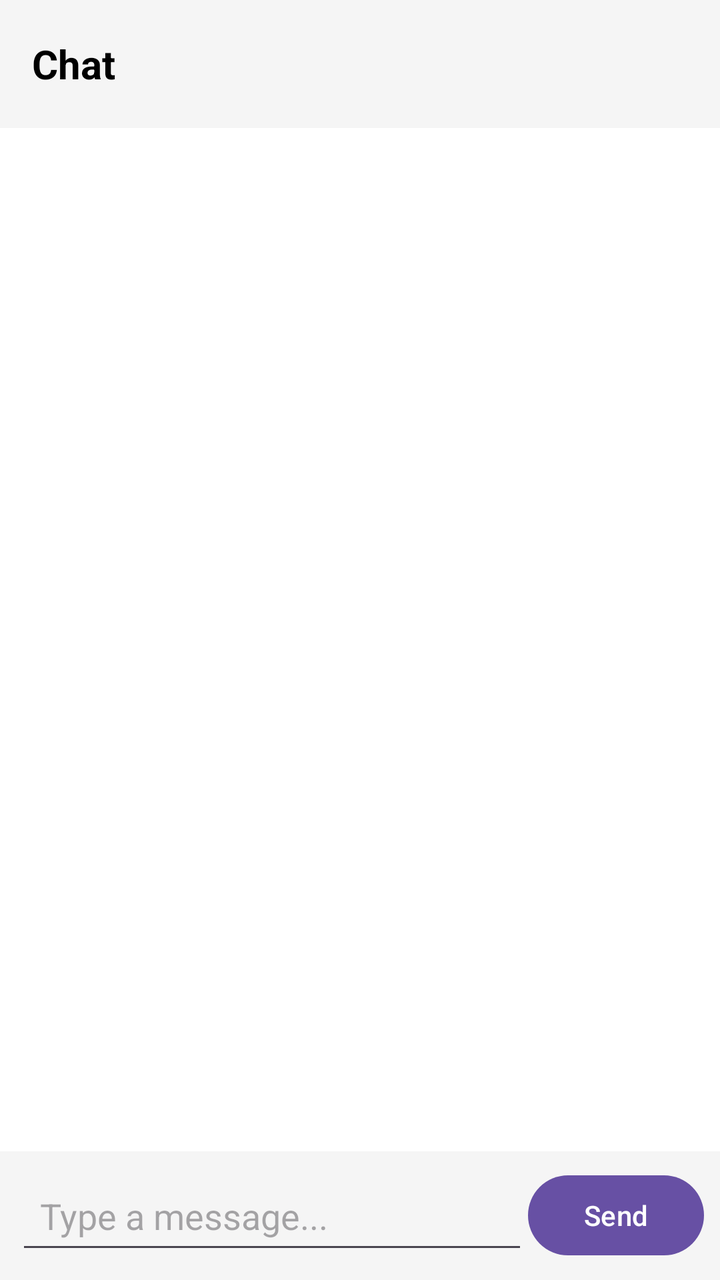
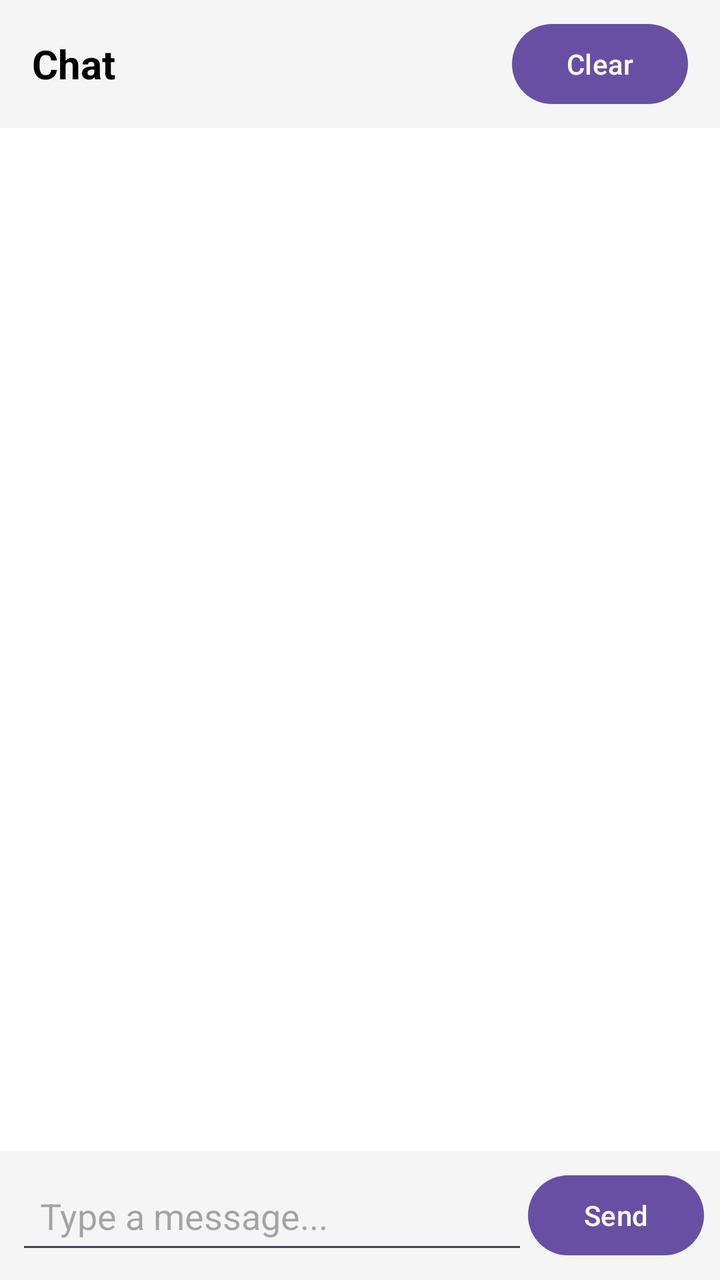

Two renders of the same Android screen: before a commit and after it. Below are the layout's source before the change and the commit's diff.
<!-- AndroidManifest.xml: application theme Theme.PrivacyMessenger -->
<!-- res/layout/activity_chat.xml -->
<?xml version="1.0" encoding="utf-8"?>
<LinearLayout xmlns:android="http://schemas.android.com/apk/res/android"

    android:id="@+id/main"
    android:layout_width="match_parent"
    android:layout_height="match_parent"
    android:orientation="vertical"
    android:background="#FFFFFF">

    
    <LinearLayout
        android:layout_width="match_parent"
        android:layout_height="64dp"
        android:orientation="horizontal"
        android:gravity="center_vertical"
        android:paddingStart="16dp"
        android:paddingEnd="16dp"
        android:background="#F5F5F5">

        <TextView
            android:id="@+id/tvChatTitle"
            android:layout_width="0dp"
            android:layout_height="wrap_content"
            android:layout_weight="1"
            android:text="Chat"
            android:textSize="20sp"
            android:textStyle="bold"
            android:textColor="#000000" />

    </LinearLayout>

    
    <androidx.recyclerview.widget.RecyclerView
        android:id="@+id/rvMessages"
        android:layout_width="match_parent"
        android:layout_height="0dp"
        android:layout_weight="1"
        android:padding="8dp"
        android:clipToPadding="false" />

    
    <LinearLayout
        android:layout_width="match_parent"
        android:layout_height="wrap_content"
        android:orientation="horizontal"
        android:gravity="center_vertical"
        android:padding="8dp"
        android:background="#F5F5F5">

        <EditText
            android:id="@+id/etMessage"
            android:layout_width="0dp"
            android:layout_height="wrap_content"
            android:layout_weight="1"
            android:hint="Type a message..."
            android:inputType="textCapSentences|textMultiLine"
            android:maxLines="4"
            android:padding="12dp" />

        <Button
            android:id="@+id/btnSend"
            android:layout_width="wrap_content"
            android:layout_height="wrap_content"
            android:text="Send"
            android:textAllCaps="false" />

    </LinearLayout>

</LinearLayout>
<!-- resources referenced by this layout -->
<resources>
  <style name="Theme.PrivacyMessenger" parent="Base.Theme.PrivacyMessenger" />
  <style name="Base.Theme.PrivacyMessenger" parent="Theme.Material3.DayNight.NoActionBar">
          
          
      </style>
</resources>

<!-- the commit's change to res/layout/activity_chat.xml (unified diff, before → after) -->
@@ -26,6 +26,12 @@
             android:textSize="20sp"
             android:textStyle="bold"
             android:textColor="#000000" />
+        <Button
+            android:id="@+id/btnClearChat"
+            android:layout_width="wrap_content"
+            android:layout_height="wrap_content"
+            android:text="Clear"
+            android:textAllCaps="false" />
 
     </LinearLayout>
 
